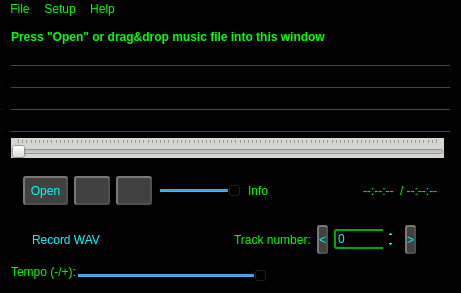
Before: the Qt Designer form examples/MusPlay-Qt/MainWindow/mainwindow.ui in WohlSoft/SDL-Mixer-X, drawn with Qt 5.
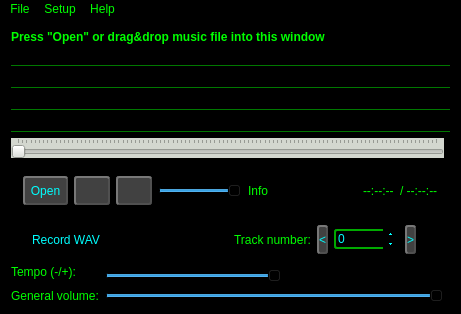
After: the same form once the commit is applied. Icons and pictures are not drawn. Custom widgets are drawn as their Qt base class.

Commit message:
Backparted the master volume feature
https://github.com/libsdl-org/SDL_mixer/pull/389

```diff
--- a/examples/MusPlay-Qt/MainWindow/mainwindow.ui
+++ b/examples/MusPlay-Qt/MainWindow/mainwindow.ui
@@ -315,10 +315,7 @@
       <property name="lineWidth">
        <number>0</number>
       </property>
-      <layout class="QHBoxLayout" name="horizontalLayout_3">
-       <property name="spacing">
-        <number>0</number>
-       </property>
+      <layout class="QGridLayout" name="gridLayout_2">
        <property name="leftMargin">
         <number>0</number>
        </property>
@@ -331,14 +328,14 @@
        <property name="bottomMargin">
         <number>0</number>
        </property>
-       <item>
+       <item row="0" column="0">
         <widget class="QLabel" name="tempoLabel">
          <property name="text">
           <string>Tempo (-/+):</string>
          </property>
         </widget>
        </item>
-       <item>
+       <item row="0" column="1">
         <widget class="QSlider" name="tempo">
          <property name="toolTip">
           <string>Tempo</string>
@@ -357,6 +354,29 @@
          </property>
         </widget>
        </item>
+       <item row="1" column="0">
+        <widget class="QLabel" name="label_2">
+         <property name="text">
+          <string>General volume:</string>
+         </property>
+        </widget>
+       </item>
+       <item row="1" column="1">
+        <widget class="QSlider" name="volumeGeneral">
+         <property name="maximum">
+          <number>128</number>
+         </property>
+         <property name="pageStep">
+          <number>1</number>
+         </property>
+         <property name="value">
+          <number>128</number>
+         </property>
+         <property name="orientation">
+          <enum>Qt::Horizontal</enum>
+         </property>
+        </widget>
+       </item>
       </layout>
      </widget>
     </item>
```
Left out of the diff: 414 changed lines with no effect on the pictures. The commit also changes 5 other files.
